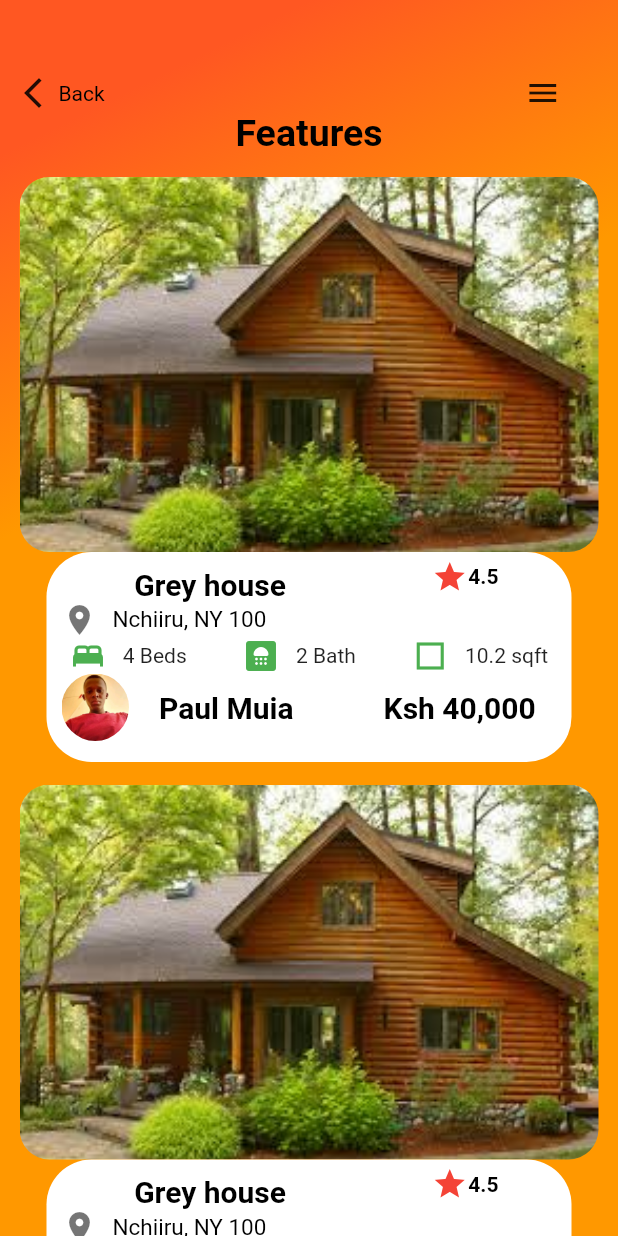
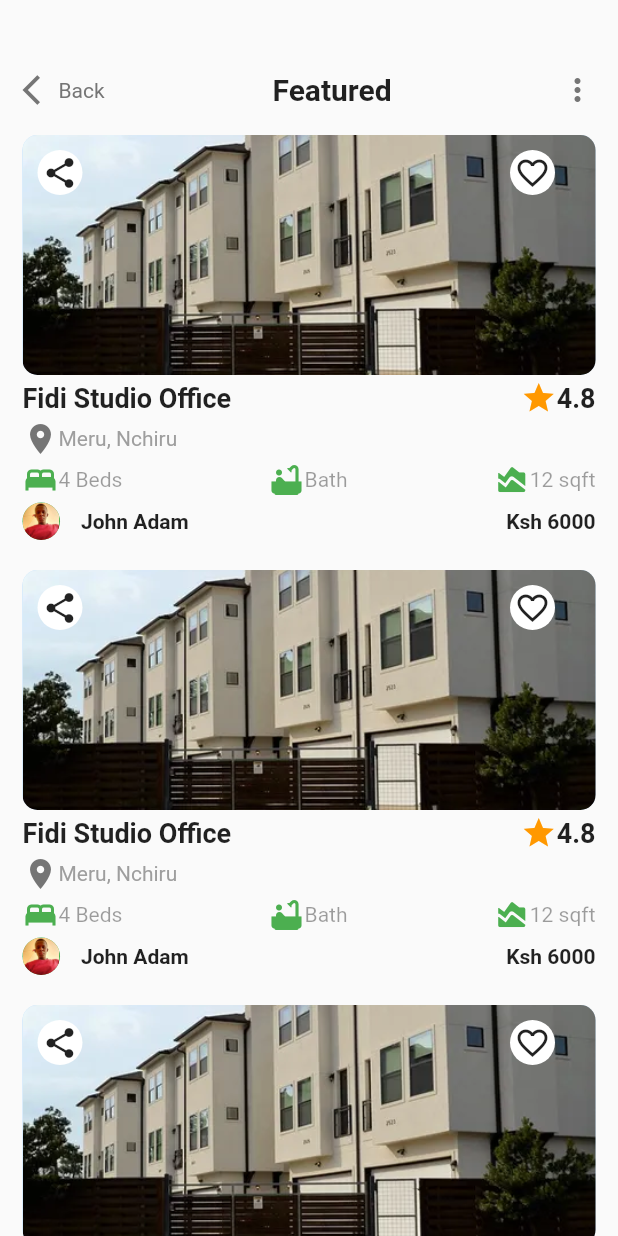
Before and after one commit to Paulmuia/FlutterRealEstate, a Flutter app: the HousePage screen opened directly, on a phone screen of 412 x 824 dp. Run offline on Flutter 3.47's test engine with Material 2 defaults, Android fonts, the phone set to English and light mode, and no system bars; our stand-ins replace get, pinput; missing offline and left inert: dart:ffi; network calls fail.

Commit message:
added features page

```diff
--- a/lib/pages/house_page.dart
+++ b/lib/pages/house_page.dart
@@ -1,161 +1,192 @@
+import 'dart:ffi';
+
 import 'package:flutter/material.dart';
-import 'package:get/get.dart';
 
-import '../controllers/featured_controller.dart';
-
-class HousePage extends StatefulWidget {
+class HousePage extends StatelessWidget {
   const HousePage({super.key});
 
   @override
-  State<HousePage> createState() => _HousePageState();
-}
-
-class _HousePageState extends State<HousePage> {
-  @override
   Widget build(BuildContext context) {
-   Get.find<FeaturedController>();
     return Scaffold(
-      body: Container(
-        decoration: BoxDecoration(
-            gradient: LinearGradient(
-                begin: Alignment.topCenter,
-                colors: [
-                  Colors.deepOrange,
-                  Colors.orange,
-                  Colors.orange
-                ]
-            )
-        ),
-        child: Column(
-          children: [
-            SizedBox(height: 50,),
-            Row(
+      body: Column(
+        children: [
+          // Top Row
+          Container(
+            height: 40,
+            margin: EdgeInsets.only(top: 40),
+            padding: EdgeInsets.symmetric(horizontal: 15),
+            child: Row(
+              mainAxisAlignment: MainAxisAlignment.spaceBetween,
               children: [
-                SizedBox(width: 10,),
-                Icon(Icons.arrow_back_ios_new_outlined),
-                SizedBox(width: 5,),
-                Text('Back',style: TextStyle(color: Colors.black),),
-                SizedBox(width: 280,),
-                Icon(Icons.menu)
+                Row(
+                  children: [Icon(Icons.arrow_back_ios,
+                  color: Colors.grey[600],
+                  ), Text("Back", style:
+                  TextStyle(
+                    color: Colors.grey[600]
+                  ),)],
+                ),
+                Text("Featured", style: TextStyle(
+                  fontWeight: FontWeight.bold,
+                  fontSize: 20
+                ),),
+                Icon(Icons.more_vert, color: Colors.grey[600],)
               ],
             ),
-            Center(
-              child:Text('Features',style: TextStyle(color: Colors.black,fontSize: 25,fontWeight: FontWeight.bold),),
-            ),
+          ),
 
-            Expanded(
-              child: Container(
-                //color: Colors.green,
-                child: ListView.builder(
-                  itemCount: 20,
-                    itemBuilder: (context,index){
-                  return Column(
-                    children: [
-                      Container(
-                        margin: EdgeInsets.only(left: 13,right: 13,top: 15,),
-                        height: 250,
-                        decoration: BoxDecoration(
-                          borderRadius: BorderRadius.all(Radius.circular(20)),
-                          color: Colors.orange,
-                          image: DecorationImage(
-                            image: AssetImage('lib/assets/houses.png'),
-                            fit: BoxFit.cover,
-                          )
+          Expanded(
+            child: ListView.builder(
+                itemCount: 15,
+                scrollDirection: Axis.vertical,
+                itemBuilder: (context, index) {
+                  return Container(
+                    margin: EdgeInsets.symmetric(horizontal: 15, vertical: 10),
+                    height: 270,
+                    width: double.maxFinite,
+                    // color: Colors.blue[100],
+                    child: Column(
+                      mainAxisAlignment: MainAxisAlignment.spaceBetween,
+                      children: [
+                        Container(
+                          height: 160,
+                          width: double.maxFinite,
+                          decoration: BoxDecoration(
+                            borderRadius: BorderRadius.circular(10),
+                            color: Colors.blue[100],
+                            image: DecorationImage(
+                                image: AssetImage("lib/assets/plot3.webp"),
+                                fit: BoxFit.cover),
+                          ),
+                          child: Stack(
+                            children: [
+                              Container(
+                                margin: EdgeInsets.symmetric(
+                                    vertical: 10, horizontal: 10),
+                                height: 30,
+                                width: 30,
+                                decoration: BoxDecoration(
+                                  borderRadius: BorderRadius.circular(15),
+                                  color: Colors.white,
+                                ),
+                                child: Icon(Icons.share),
+                              ),
+                              Container(
+                                margin: EdgeInsets.only(left: 325, top: 10),
+                                height: 30,
+                                width: 30,
+                                decoration: BoxDecoration(
+                                  borderRadius: BorderRadius.circular(15),
+                                  color: Colors.white,
+                                ),
+                                child: Icon(Icons.favorite_border),
+                              )
+                            ],
+                          ),
                         ),
-                      ),
-                      Container(
-                        decoration: BoxDecoration(
-                            borderRadius: BorderRadius.all(Radius.circular(30)),
-                            color: Colors.white
+                        Row(
+                          mainAxisAlignment: MainAxisAlignment.spaceBetween,
+                          children: [
+                            Text(
+                              "Fidi Studio Office",
+                              style: TextStyle(
+                                  fontWeight: FontWeight.bold, fontSize: 18),
+                            ),
+                            Row(
+                              children: [
+                                Icon(
+                                  Icons.star,
+                                  color: Colors.orange,
+                                ),
+                                Text(
+                                  "4.8",
+                                  style: TextStyle(
+                                      fontWeight: FontWeight.bold,
+                                      fontSize: 18),
+                                )
+                              ],
+                            )
+                          ],
                         ),
-                        width: 350,
-                        height: 140,
-                        child: Column(
+                        Row(
+                          children: [
+                            Icon(Icons.location_on, color: Colors.grey[600],),
+                            Text("Meru, Nchiru", style: TextStyle(
+                              color: Colors.grey
+                            ),),
+                            Row(
+                              children: [],
+                            )
+                          ],
+                        ),
+                        const Row(
+                          mainAxisAlignment: MainAxisAlignment.spaceBetween,
                           children: [
                             Row(
                               children: [
-                                Padding(
-                                  padding: const EdgeInsets.only(left: 10,top: 10),
-                                  child: Text('Grey house',style: TextStyle(color: Colors.black, fontSize: 20,fontWeight: FontWeight.bold),),
-                                ),
-                                Container(
-                                  height: 30,
-                                  width: 45,
-                                  decoration: BoxDecoration(
-                                    color: Colors.white,
-                                    borderRadius: BorderRadius.all(Radius.circular(20))
-                                  ),
-                                  child: Row(
-                                    children: [
-                                      Icon(Icons.star,color: Colors.red,),
-                                      Text('4.5',style: TextStyle(color: Colors.black,fontWeight: FontWeight.bold),)
-
-                                    ],
-                                    mainAxisAlignment: MainAxisAlignment.spaceAround,
-                                  ),
+                                Icon(Icons.bed, color: Colors.green),
+                                Text(
+                                  "4 Beds",
+                                  style: TextStyle(color: Colors.black38),
                                 )
                               ],
-                              mainAxisAlignment: MainAxisAlignment.spaceAround,
                             ),
-                            Padding(
-                              padding: const EdgeInsets.only(left: 10),
-                              child: Row(
-                                children: [
-                                  Icon(Icons.location_on,color: Colors.black54,),
-                                  SizedBox(width: 10,),
-                                  Text('Nchiiru, NY 100',style: TextStyle(color: Colors.black, fontSize: 15),),
-                                ],
-                              ),
+                            Row(
+                              children: [
+                                Icon(
+                                  Icons.bathtub,
+                                  color: Colors.green,
+                                ),
+                                Text(
+                                  "Bath",
+                                  style: TextStyle(color: Colors.black38),
+                                ),
+                              ],
                             ),
-                            Padding(
-                              padding:  EdgeInsets.only(left: 10,right: 10),
-                              child: Row(
-                                children: [
-                                  Icon(Icons.bed,color: Colors.green),
-                                  Text('4 Beds'),
-                                  SizedBox(width: 15,),
-                                  Icon(Icons.bathroom_rounded,color: Colors.green),
-                                  Text('2 Bath'),
-                                  SizedBox(width: 15,),
-                                  Icon(Icons.square_outlined,color: Colors.green),
-                                  Text('10.2 sqft'),
-                                ],
-                                mainAxisAlignment: MainAxisAlignment.spaceAround,
-                              ),
-                            ),
-                            Padding(
-                              padding: const EdgeInsets.only(left: 10),
-                              child: Row(
-                                children: [
-                                  Container(
-                                    decoration: BoxDecoration(
-                                        borderRadius: BorderRadius.circular(30),
-                                        image: DecorationImage(
-                                            image: AssetImage('lib/assets/paul.png'),
-                                            fit: BoxFit.cover
-                                        )
-                                    ),
-                                    height: 45,
-                                    width: 45,
-                                  ),
-                                  SizedBox(width: 20,),
-                                  Text('Paul Muia',style: TextStyle(color: Colors.black,fontSize: 20,fontWeight: FontWeight.bold),),
-                                  SizedBox(width: 60,),
-                                  Text('Ksh 40,000',style: TextStyle(color: Colors.black,fontSize: 20,fontWeight: FontWeight.bold),),
-
-                                ],
-                              ),
+                            Row(
+                              children: [
+                                Icon(Icons.area_chart_rounded,
+                                    color: Colors.green),
+                                Text(
+                                  "12 sqft",
+                                  style: TextStyle(color: Colors.black38),
+                                )
+                              ],
                             )
                           ],
                         ),
-                      )
-                    ],
+                        Row(
+                          mainAxisAlignment: MainAxisAlignment.spaceBetween,
+                          children: [
+                            Row(
+                              children: [
+                                Container(
+                                  height: 25,
+                                  width: 25,
+                                  decoration: BoxDecoration(
+                                      color: Colors.green,
+                                      borderRadius: BorderRadius.circular(15),
+                                      image: DecorationImage(
+                                          image: AssetImage(
+                                              "lib/assets/paul.png"))),
+                                ),
+                                Text(
+                                  "    John Adam",
+                                  style: TextStyle(fontWeight: FontWeight.w700),
+                                )
+                              ],
+                            ),
+                            Text("Ksh 6000", style: TextStyle(
+                              fontWeight: FontWeight.bold
+                            ),)
+                          ],
+                        )
+                      ],
+                    ),
                   );
                 }),
-              ),
-            )
-          ],
-        ),
+          )
+        ],
       ),
     );
   }
```
Also changed, not shown: lib/pages/detailed_house.dart (+142 -159 lines), lib/assets/Share_alt_2.webp (added), lib/assets/plot3.webp (added).
